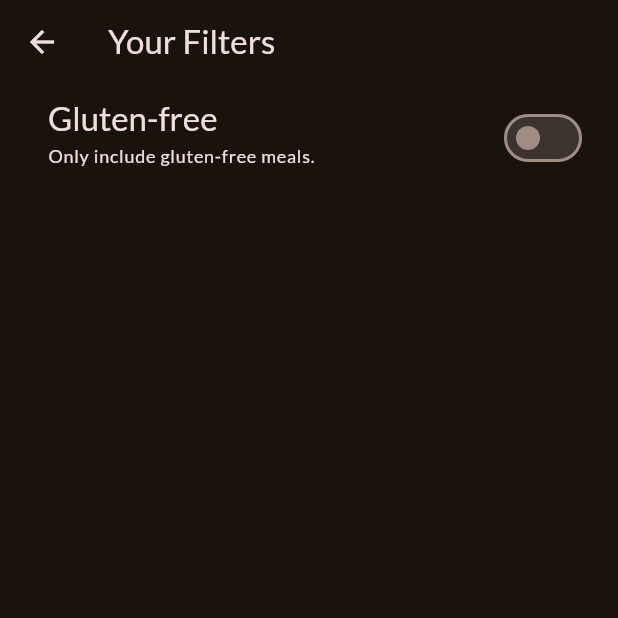
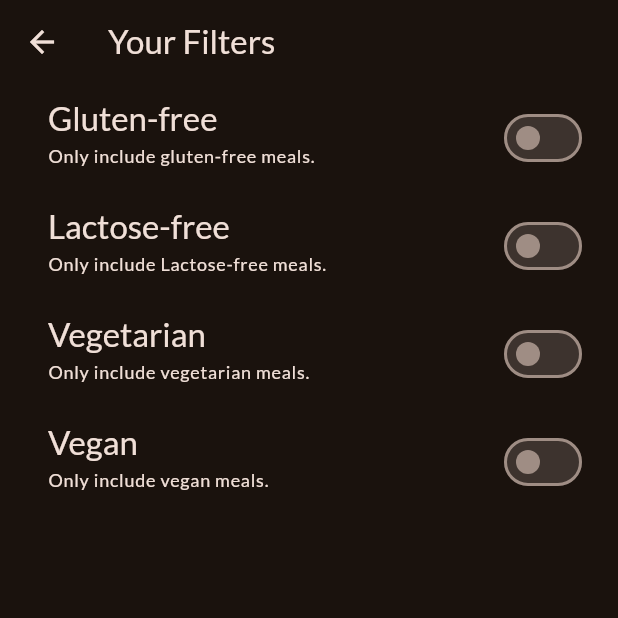
Before and after one commit to TmajidT/flutter_meals, a Flutter app: the FiltersScreen screen opened directly, on a phone screen of 412 x 824 dp, the top half of it. Run offline on Flutter 3.47's test engine with Material 2 defaults, Android fonts, the phone set to English and light mode, and no system bars; our stand-ins replace google_fonts, transparent_image.

Commit message:
added more options in the filters

```diff
--- a/lib/screens/filters.dart
+++ b/lib/screens/filters.dart
@@ -11,6 +11,14 @@ class FiltersScreen extends StatefulWidget {
 
 class _FiltersScreenState extends State<FiltersScreen> {
   var _glutenFreeFilterSet = false;
+  var _lactoseFreeFilterSet = false;
+  var _vegetarianFreeFilterSet = false;
+  var _veganFilterSet = false;
+
+
+
+
+
   @override
   Widget build(BuildContext context) {
     return Scaffold(
@@ -53,6 +61,72 @@ class _FiltersScreenState extends State<FiltersScreen> {
             activeColor: Theme.of(context).colorScheme.tertiary,
             contentPadding: const EdgeInsets.only(left: 32, right: 20),
           ),
+          SwitchListTile(
+            value: _lactoseFreeFilterSet,
+            onChanged: (isChecked) {
+              setState(() {
+                _lactoseFreeFilterSet = isChecked;
+              });
+            },
+            title: Text(
+              'Lactose-free',
+              style: Theme.of(context).textTheme.titleLarge!.copyWith(
+                    color: Theme.of(context).colorScheme.onBackground,
+                  ),
+            ),
+            subtitle: Text(
+              'Only include Lactose-free meals.',
+              style: Theme.of(context).textTheme.labelMedium!.copyWith(
+                    color: Theme.of(context).colorScheme.onBackground,
+                  ),
+            ),
+            activeColor: Theme.of(context).colorScheme.tertiary,
+            contentPadding: const EdgeInsets.only(left: 32, right: 20),
+          ),
+          SwitchListTile(
+            value: _vegetarianFreeFilterSet,
+            onChanged: (isChecked) {
+              setState(() {
+                _vegetarianFreeFilterSet = isChecked;
+              });
+            },
+            title: Text(
+              'Vegetarian',
+              style: Theme.of(context).textTheme.titleLarge!.copyWith(
+                    color: Theme.of(context).colorScheme.onBackground,
+                  ),
+            ),
+            subtitle: Text(
+              'Only include vegetarian meals.',
+              style: Theme.of(context).textTheme.labelMedium!.copyWith(
+                    color: Theme.of(context).colorScheme.onBackground,
+                  ),
+            ),
+            activeColor: Theme.of(context).colorScheme.tertiary,
+            contentPadding: const EdgeInsets.only(left: 32, right: 20),
+          ),
+          SwitchListTile(
+            value: _veganFilterSet,
+            onChanged: (isChecked) {
+              setState(() {
+                _veganFilterSet = isChecked;
+              });
+            },
+            title: Text(
+              'Vegan',
+              style: Theme.of(context).textTheme.titleLarge!.copyWith(
+                    color: Theme.of(context).colorScheme.onBackground,
+                  ),
+            ),
+            subtitle: Text(
+              'Only include vegan meals.',
+              style: Theme.of(context).textTheme.labelMedium!.copyWith(
+                    color: Theme.of(context).colorScheme.onBackground,
+                  ),
+            ),
+            activeColor: Theme.of(context).colorScheme.tertiary,
+            contentPadding: const EdgeInsets.only(left: 32, right: 20),
+          ),
         ],
       ),
     );
```
Also changed, not shown: lib/screens/tabs.dart (+5 -2 lines).
